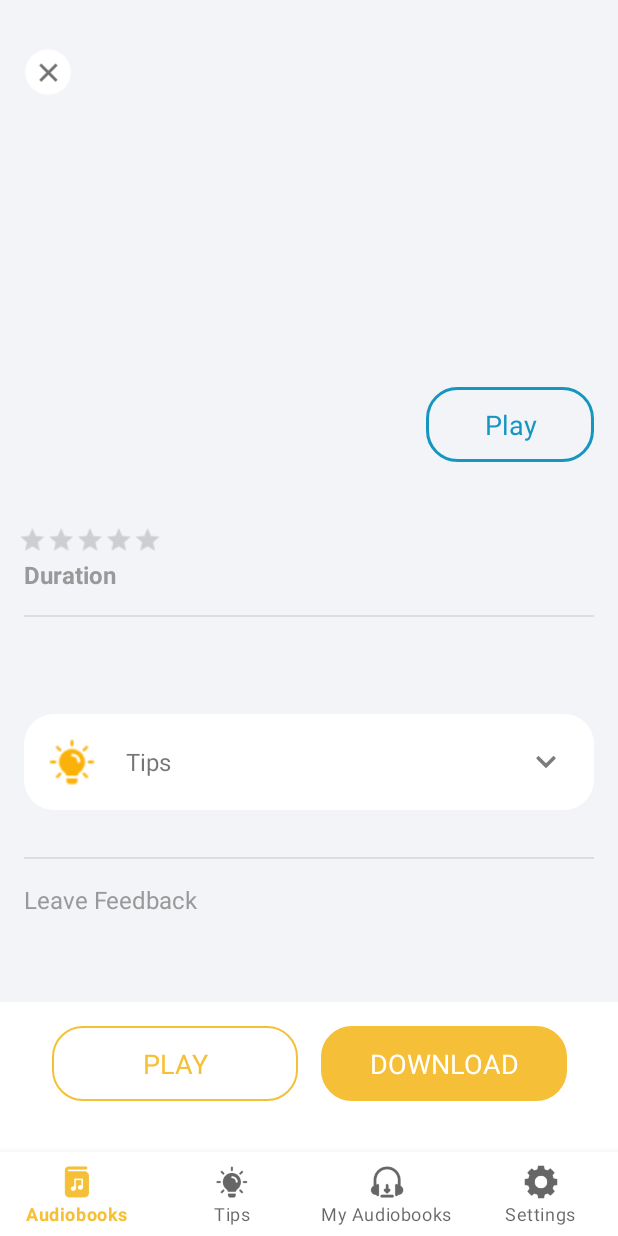
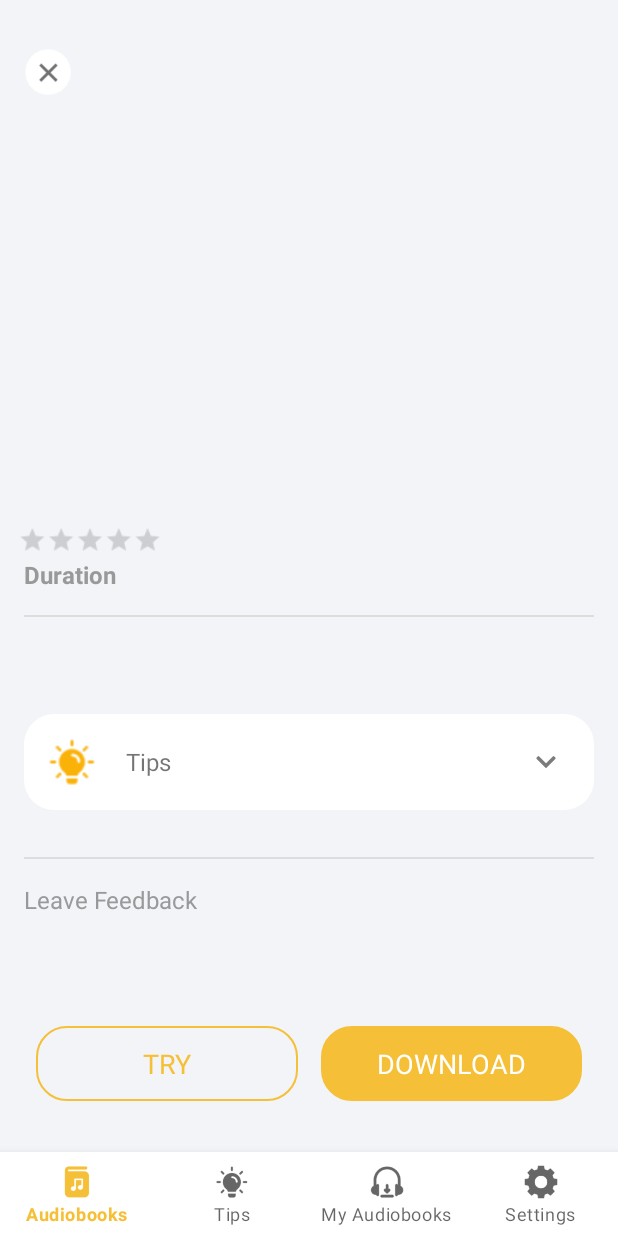
Before and after one commit to haik19/ruby, an Android app: the fragment AudioPreviewFragment placed in its activity, on a phone screen of 412 x 824 dp. Run offline under Robolectric (Android 15) with nearby library versions, the light colour scheme and no system bars; our stand-ins replace Firebase (no records; nobody signed in at launch, a user with empty details on screens opened directly), Picasso, navigation-ui; pictures from the network do not load; 3 statements that could not run were skipped.

Commit message:
my audio books page logic

```diff
--- a/app/src/main/java/com/tbnt/ruby/entity/AudioBook.kt
+++ b/app/src/main/java/com/tbnt/ruby/entity/AudioBook.kt
@@ -5,5 +5,6 @@ data class AudioBook(
     val imageUrl: String,
     val title: String,
     val price: String,
-    val rating: Float
+    val rating: Float,
+    val isPurchased: Boolean
 )
--- a/app/src/main/java/com/tbnt/ruby/entity/AudioPreviewEntity.kt
+++ b/app/src/main/java/com/tbnt/ruby/entity/AudioPreviewEntity.kt
@@ -1,11 +1,13 @@
 package com.tbnt.ruby.entity
 
 data class AudioPreviewEntity(
+    val audioId: String,
     val imageUrl: String,
     val title: String,
     val audioFilesCount: Int,
     val rating: Float,
     val duration: String,
     val desc: String,
-    val tips: String
+    val tips: String,
+    val isPurchased: Boolean
 )
--- a/app/src/main/java/com/tbnt/ruby/repo/RubyDataRepo.kt
+++ b/app/src/main/java/com/tbnt/ruby/repo/RubyDataRepo.kt
@@ -6,4 +6,7 @@ import com.tbnt.ruby.repo.model.LanguageData
 interface RubyDataRepo {
     suspend fun storeData(snapshot: DataSnapshot)
     suspend fun getData(): LanguageData?
+    suspend fun gePurchasedData(langCode: String): LanguageData?
+    suspend fun getPurchasedIds() : List<String>
+    suspend fun storePurchasedData(id: String)
 }
--- a/app/src/main/java/com/tbnt/ruby/ui/audiopreview/AudioPreviewFragment.kt
+++ b/app/src/main/java/com/tbnt/ruby/ui/audiopreview/AudioPreviewFragment.kt
@@ -19,6 +19,8 @@ class AudioPreviewFragment : Fragment() {
 
     private val args: AudioPreviewFragmentArgs by navArgs()
     private val audioPreviewViewModel: AudioPreviewViewModel by viewModel()
+    private var audioTitle: String = ""
+    private var audioPreviewId: String = ""
 
     override fun onCreateView(
         inflater: LayoutInflater,
@@ -33,8 +35,16 @@ class AudioPreviewFragment : Fragment() {
         val binding = AudioPreviewLayoutBinding.bind(view)
         binding.run {
             playBtn.apply {
+                setOnClickListener {
+                    findNavController().navigate(
+                        AudioPreviewFragmentDirections.actionAudioPreviewFragmentToAudioSubPackagesFragment(
+                            audioPreviewId,
+                            audioTitle
+                        )
+                    )
+                }
                 setTextColor("#F5C037")
-                setText(getString(R.string.gen_play))
+                setText(getString(R.string.gen_try))
             }
             downloadBtn.apply {
                 setTextColor("#FFFFFF")
@@ -48,19 +58,26 @@ class AudioPreviewFragment : Fragment() {
         scrollableContent.leaveFeedbackText.setOnClickListener {
             findNavController().navigate(R.id.action_audioPreviewFragment_to_feedBackFragment)
         }
-        scrollableContent.previewPlayBtn.apply {
-            setTextColor("#1596C0")
-            setStrokeColor("#1596C0")
-            setText(getString(R.string.gen_play_preview))
-            visibility =
-                if (args.showPlayBtn) View.VISIBLE else View.GONE
-        }
-
         binding.closeBtn.setOnClickListener {
             findNavController().popBackStack()
         }
+        binding.downloadBtn.apply {
+            setOnClickListener {
+                visibility = View.GONE
+                showPlayButton(binding)
+                audioPreviewViewModel.storePurchasedData(args.audioBookId)
+            }
+        }
         audioPreviewViewModel.audioPreviewFlow.onEach {
             it?.run {
+                if (isPurchased) {
+                    binding.downloadBtn.visibility = View.GONE
+                    showPlayButton(binding)
+                } else {
+                    binding.downloadBtn.visibility = View.VISIBLE
+                }
+                audioTitle = it.title
+                audioPreviewId = it.audioId
                 scrollableContent.previewTitle.text = title
                 scrollableContent.previewSubtitle.text =
                     getString(R.string.audio_files_count, audioFilesCount)
@@ -75,4 +92,12 @@ class AudioPreviewFragment : Fragment() {
         }.launchIn(viewLifecycleOwner.lifecycleScope)
         audioPreviewViewModel.loadPreviewData(args.audioBookId)
     }
+
+    private fun showPlayButton(binding: AudioPreviewLayoutBinding) {
+        binding.playBtn.apply {
+            setText(getString(R.string.gen_play))
+            setTextColor("#FFFFFF")
+            setBgColor("#F5C037")
+        }
+    }
 }
--- a/app/src/main/java/com/tbnt/ruby/ui/auidiobooks/AudioBooksViewModel.kt
+++ b/app/src/main/java/com/tbnt/ruby/ui/auidiobooks/AudioBooksViewModel.kt
@@ -16,7 +16,7 @@ class AudioBooksViewModel(private val repo: RubyDataRepo) : ViewModel() {
     fun loadAudioBooks() = viewModelScope.launch(Dispatchers.Default) {
         repo.getData()?.let {
             _booksDataStateFlow.emit(it.audioBooks.map { apiData ->
-                AudioBook(apiData.id, apiData.imageUrl, apiData.name, "25$", apiData.ratingStars)
+                AudioBook(apiData.id, apiData.imageUrl, apiData.name, "25$", apiData.ratingStars, repo.getPurchasedIds().contains(apiData.id))
             })
         }
     }
--- a/app/src/main/java/com/tbnt/ruby/ui/myaudiobooks/MyAudioBooksAdapter.kt
+++ b/app/src/main/java/com/tbnt/ruby/ui/myaudiobooks/MyAudioBooksAdapter.kt
@@ -13,7 +13,7 @@
     ListAdapter<MyAudioBook, MyAudioBooksAdapter.MyAudioBookViewHolder>(object :
         DiffUtil.ItemCallback<MyAudioBook>() {
         override fun areItemsTheSame(oldItem: MyAudioBook, newItem: MyAudioBook) =
-            oldItem == newItem
+            oldItem.id == newItem.id
 
         override fun areContentsTheSame(oldItem: MyAudioBook, newItem: MyAudioBook) =
             oldItem == newItem
--- a/app/src/main/java/com/tbnt/ruby/ui/splash/LaunchActivity.kt
+++ b/app/src/main/java/com/tbnt/ruby/ui/splash/LaunchActivity.kt
@@ -10,7 +10,6 @@ import com.tbnt.ruby.MainActivity
 import com.tbnt.ruby.R
 import com.tbnt.ruby.isNetworkConnected
 import org.koin.androidx.viewmodel.ext.android.viewModel
-import java.lang.ref.WeakReference
 
 class LaunchActivity : FragmentActivity() {
     private val splashViewModel: SplashViewModel by viewModel()
--- a/app/src/main/res/layout/audio_preview_layout.xml
+++ b/app/src/main/res/layout/audio_preview_layout.xml
@@ -40,16 +40,17 @@
         android:id="@+id/buttons_container"
         android:layout_width="match_parent"
         android:layout_height="wrap_content"
-        android:background="@color/white"
+        android:background="@color/bg_color"
         android:paddingTop="16dp"
         android:paddingBottom="34dp"
         app:layout_constraintBottom_toBottomOf="parent">
 
         <com.tbnt.ruby.ui.common.AudionBtn
             android:id="@+id/play_btn"
-            android:layout_width="164dp"
+            android:layout_width="0dp"
             android:layout_height="50dp"
             android:layout_marginEnd="15dp"
+            android:layout_marginStart="24dp"
             app:layout_constraintBottom_toBottomOf="parent"
             app:layout_constraintEnd_toStartOf="@+id/download_btn"
             app:layout_constraintHorizontal_bias="0.5"
@@ -58,10 +59,11 @@
 
         <com.tbnt.ruby.ui.common.AudionBtn
             android:id="@+id/download_btn"
-            android:layout_width="164dp"
+            android:layout_width="0dp"
             android:layout_height="50dp"
             app:layout_constraintBottom_toBottomOf="parent"
             app:layout_constraintEnd_toEndOf="parent"
+            android:layout_marginEnd="24dp"
             app:layout_constraintHorizontal_bias="0.5"
             app:layout_constraintStart_toEndOf="@+id/play_btn" />
     </androidx.constraintlayout.widget.ConstraintLayout>
--- a/app/src/main/res/layout/tips_scrollable_content.xml
+++ b/app/src/main/res/layout/tips_scrollable_content.xml
@@ -24,15 +24,6 @@
             app:layout_constraintLeft_toLeftOf="parent"
             app:layout_constraintTop_toTopOf="parent"
             tools:text="Garni temple" />
-
-        <com.tbnt.ruby.ui.common.AudionBtn
-            android:id="@+id/preview_play_btn"
-            android:layout_width="112dp"
-            android:layout_height="50dp"
-            android:layout_margin="16dp"
-            app:layout_constraintEnd_toEndOf="parent"
-            app:layout_constraintHorizontal_bias="0.5"
-            app:layout_constraintTop_toTopOf="parent" />
 
         <androidx.appcompat.widget.AppCompatTextView
             android:id="@+id/preview_subtitle"
--- a/app/src/main/res/navigation/nav_graph.xml
+++ b/app/src/main/res/navigation/nav_graph.xml
@@ -39,6 +39,10 @@
         <action
             android:id="@+id/action_audioPreviewFragment_to_feedBackFragment"
             app:destination="@id/feedBackFragment" />
+        <action
+            android:id="@+id/action_audioPreviewFragment_to_audioSubPackagesFragment"
+            app:destination="@id/audioSubPackagesFragment"
+            />
     </fragment>
     <fragment
         android:id="@+id/audioSubPackagesFragment"
@@ -52,7 +56,8 @@
             app:argType="string" />
         <action
             android:id="@+id/action_audioSubPackagesFragment_to_mediaPlayerFragment"
-            app:destination="@id/mediaPlayerFragment" />
+            app:destination="@id/mediaPlayerFragment"
+            />
     </fragment>
     <fragment
         android:id="@+id/mediaPlayerFragment"
--- a/app/src/main/res/values/strings.xml
+++ b/app/src/main/res/values/strings.xml
@@ -16,6 +16,7 @@
     <string name="share">Share</string>
     <string name="rate_us">Rate Us</string>
     <string name="gen_tips">Tips</string>
+    <string name="gen_try">TRY</string>
     <string name="gen_play">PLAY</string>
     <string name="gen_download">DOWNLOAD</string>
     <string name="gen_play_preview">Play</string>
```
Also changed, not shown: app/src/main/java/com/tbnt/ruby/repo/RubyDataRepoImpl.kt (+60 -5 lines), app/src/main/java/com/tbnt/ruby/ui/audiopreview/AudioPreviewViewModel.kt (+7 -1 lines), app/src/main/java/com/tbnt/ruby/ui/auidiobooks/AudioBooksAdapter.kt (+6 -4 lines), app/src/main/java/com/tbnt/ruby/ui/myaudiobooks/MyAudioBooksViewModel.kt (+3 -5 lines).
